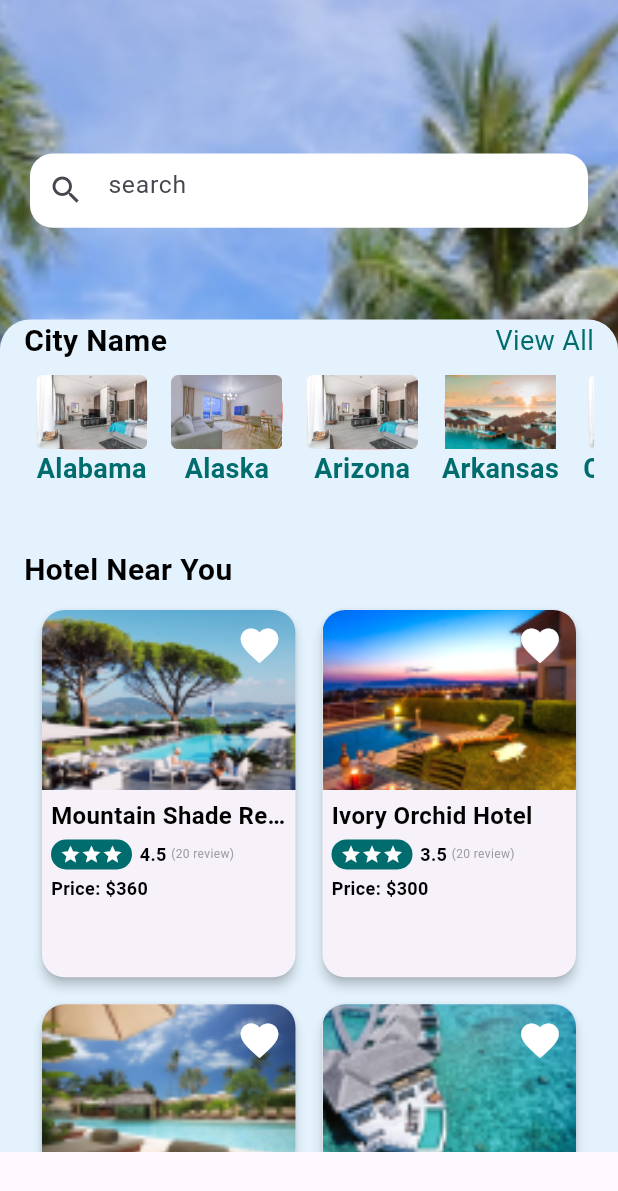
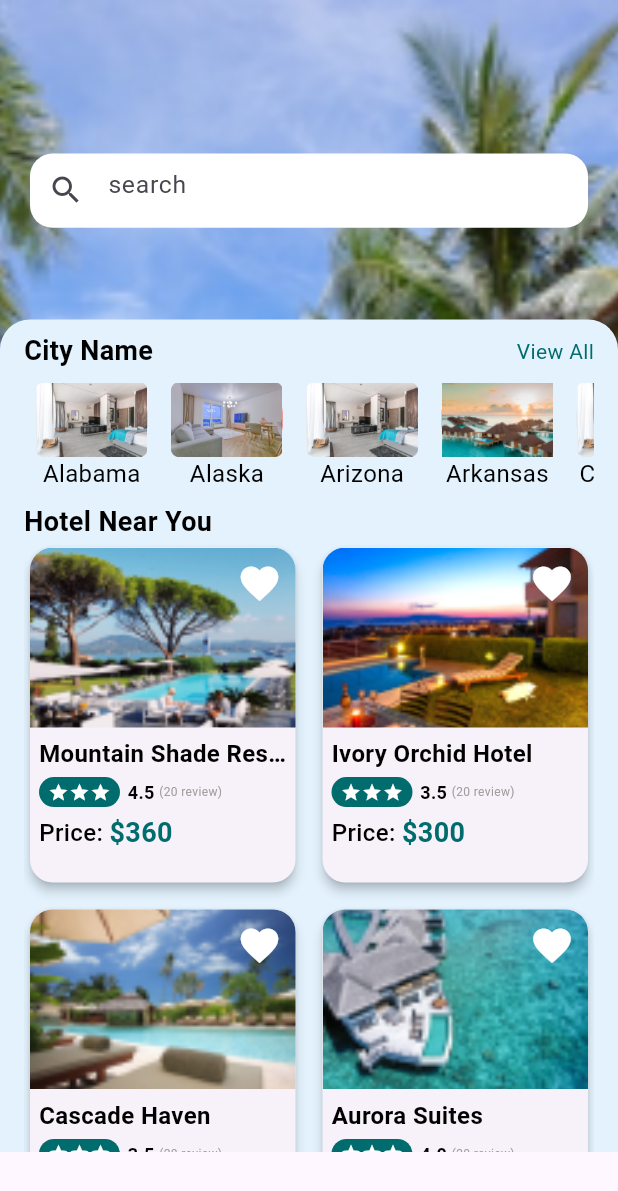
Before and after one commit to rimuakter057/hotel_management_ui, a Flutter app: the HomeScreen screen opened by its route, on a phone screen of 412 x 824 dp. Shown: the top 1191 px of the screen. Run offline on Flutter 3.47's test engine with Material 3 defaults, Android fonts, the phone set to English and light mode, and no system bars; our stand-ins replace get, readmore.

Commit message:
edit font style

```diff
--- a/lib/app/controller/booking_summary_controller.dart
+++ b/lib/app/controller/booking_summary_controller.dart
@@ -26,7 +26,7 @@ class BookingSummaryController extends GetxController{
         value: "\$30"
     ),
     BookingSummaryModel(title:"Total",
-        value: "\$700"
+        value: "\$730"
     ),
   ].obs;
 }
--- a/lib/app/ui/screens/AllOption/all_option_screen.dart
+++ b/lib/app/ui/screens/AllOption/all_option_screen.dart
@@ -43,7 +43,7 @@ class AllOptionScreen extends StatelessWidget {
                       fit: BoxFit.fill,
                     ),
                     CustomIconCircle(
-                      size: size,
+
                       icon: IconUrl.edit,
                     ),
                   ],
--- a/lib/app/ui/screens/HomeScreen/home_screen.dart
+++ b/lib/app/ui/screens/HomeScreen/home_screen.dart
@@ -64,29 +64,40 @@ class HomeScreen extends StatelessWidget {
                       child: Column(
                         crossAxisAlignment: CrossAxisAlignment.start,
                         children: [
+                          const SizedBox(height: 8,),
                           Row(
                             children: [
                               const Text(
                                 "City Name",
-                                style: MyTextStyle.largeDetailsText,
+                                style: TextStyle(
+                                    fontWeight: FontWeight.w600,
+                                    fontSize: 18,
+                                    color: AppColors.blackColor
+                                )
                               ),
                               const Spacer(),
                               Text(
                                 "View All",
-                                style: MyTextStyle.textFieldStyle
+                                style: TextStyle(
+                                    fontWeight: FontWeight.w400,
+                                    fontSize: 14,
+                                    color: AppColors.tealColor
+                                )
                               ),
                             ],
                           ),
+
+                    const SizedBox(height: 8,),
                           //place name
                           SizedBox(
-                            height: size.height * .15,
+                            height: 80,
                             child: ListView.builder(
                                 itemCount: placeData.homeDistrictList.length,
                                 shrinkWrap: true,
                                 scrollDirection: Axis.horizontal,
                                 itemBuilder: (context, index) {
                                   return Padding(
-                                    padding: const EdgeInsets.all(8.0),
+                                    padding: const EdgeInsets.symmetric(horizontal: 8.0),
                                     child: Column(
                                       children: [
                                         Container(
@@ -98,16 +109,18 @@ class HomeScreen extends StatelessWidget {
                                           ),
                                           child: Image.asset(
                                             placeData.homeDistrictList[index].image,
-                                            height: size.height * .06,
+                                            height: size.height * .04,
                                             width: size.width * .18,
                                             fit: BoxFit.fill,
                                           ),
                                         ),
                                         Text(
                                           placeData.homeDistrictList[index].name,
-                                          style: MyTextStyle.textFieldStyle
-                                              .copyWith(
-                                              fontWeight: FontWeight.bold),
+                                            style: TextStyle(
+                                                fontWeight: FontWeight.w400,
+                                                fontSize: 16,
+                                                color: AppColors.blackColor
+                                            )
                                         )
                                       ],
                                     ),
@@ -116,18 +129,21 @@ class HomeScreen extends StatelessWidget {
                           ),
                           const Text(
                             "Hotel Near You",
-                            style: MyTextStyle.largeDetailsText,
+                              style: TextStyle(
+                                  fontWeight: FontWeight.w600,
+                                  fontSize: 18,
+                                  color: AppColors.blackColor
+                              )
                           ),
                           //card
                           Expanded(
                             child: GridView.builder(
-                              itemCount: placeData.homeDistrictList.length,
-                              padding: const EdgeInsets.all(8),
+
                               gridDelegate: const SliverGridDelegateWithFixedCrossAxisCount(
                                 crossAxisCount: 2,
                                 crossAxisSpacing: 10,
                                 mainAxisSpacing: 10,
-                                childAspectRatio: 0.7,
+                                childAspectRatio: 0.8,
                               ),
                               itemBuilder: (context, index) {
                                 return GestureDetector(
@@ -225,13 +241,28 @@ class HomeScreen extends StatelessWidget {
                                                 ],
                                               ),
                                                const SizedBox(height: 4),
-                                              Text(
-                                                "Price: ${hotelNameData.hotelNameList[index].price}",
-                                                style: MyTextStyle.smallDetailsText.copyWith(
-                                                  fontSize: 12,
-                                                  fontWeight: FontWeight.bold
-                                                ),
+                                              Row(
+                                                children: [
+                                                  Text(
+                                                    "Price: ",
+                                                      style: TextStyle(
+                                                          fontWeight: FontWeight.w500,
+                                                          fontSize: 16,
+                                                          color: AppColors.blackColor
+                                                      )
+                                                  ),
+
+                                                  Text(
+                                                     hotelNameData.hotelNameList[index].price,
+                                                      style: TextStyle(
+                                                          fontWeight: FontWeight.w700,
+                                                          fontSize: 18,
+                                                          color: AppColors.tealColor
+                                                      )
+                                                  ),
+                                                ],
                                               ),
+
                                             ],
                                           ),
                                         ),
--- a/lib/app/ui/screens/HotelDetailsScreen/Widget/detail_review.dart
+++ b/lib/app/ui/screens/HotelDetailsScreen/Widget/detail_review.dart
@@ -36,12 +36,13 @@ final String rate;
           child: Center(child: Row(
             mainAxisAlignment: MainAxisAlignment.center,
             children: [
-              const Icon(Icons.star,color: Colors.white,size: 18,),
-              const Icon(Icons.star,color: Colors.white,size: 18,),
+              const Icon(Icons.star,color: Colors.amber,size: 18,),
+              const Icon(Icons.star,color: Colors.amber,size: 18,),
               Text(rate,style: MyTextStyle.textFieldStyle.copyWith(color: AppColors.whiteColor,fontSize: 14),),
             ],
           )),
         ),
+        SizedBox(width: 4,),
         Text("(25 reviews)",style:MyTextStyle.textFieldStyle.copyWith(fontSize: 14,color: Colors.grey),),
       ],
     );
--- a/lib/app/ui/utils/all_icon_size.dart
+++ b/lib/app/ui/utils/all_icon_size.dart
@@ -2,7 +2,7 @@
 
 class AllIconSize {
   static const double appBarArrow = 30;
-  static const double appBarShear = 30;
-  static const double appBarFavourite = 30;
+  static const double appBarShear = 24;
+  static const double appBarFavourite = 24;
   static const double circleIcon=  30;
 }
--- a/lib/app/ui/utils/text_style.dart
+++ b/lib/app/ui/utils/text_style.dart
@@ -33,7 +33,7 @@ class MyTextStyle {
   );
   static const TextStyle appbarText = TextStyle(
       color: AppColors.whiteColor,
-      fontSize: 24,
+      fontSize: 18,
       fontWeight: FontWeight.w500
   );
   static const TextStyle largeDetailsText = TextStyle(
```
Also changed, not shown: lib/app/ui/screens/BookingSummaryScreen/booking_summary_screen.dart (+25 -4 lines), lib/app/ui/screens/HotelDetailsScreen/Widget/description.dart (+21 -4 lines), lib/app/ui/screens/HotelDetailsScreen/hotel_details_screen.dart (+34 -21 lines), lib/app/ui/widgets/custom_icon_circle.dart (+5 -4 lines), pubspec.lock, 2 other files.
